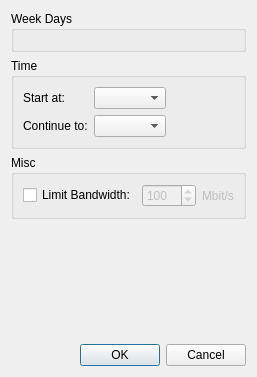
Old version of the form client/src/ui/dialogs/backup_schedule_dialog.ui in the repository networkoptix/nx_open.
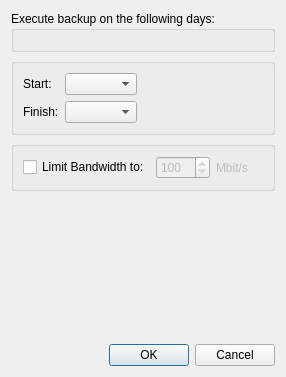
New version of the form.

Commit message:
VMS-1344: Fix strings on Storage management form
<==== Mercurial data ====>
Branch: dev_2.5.0_gui

Diff of the .ui file:
```diff
--- a/client/src/ui/dialogs/backup_schedule_dialog.ui
+++ b/client/src/ui/dialogs/backup_schedule_dialog.ui
@@ -6,7 +6,7 @@
    <rect>
     <x>0</x>
     <y>0</y>
-    <width>229</width>
+    <width>286</width>
     <height>377</height>
    </rect>
   </property>
@@ -17,7 +17,7 @@
    <item>
     <widget class="QGroupBox" name="daysGroupBox">
      <property name="title">
-      <string>Week Days</string>
+      <string>Execute backup on the following days:</string>
      </property>
      <layout class="QVBoxLayout" name="weekDaysLayout"/>
     </widget>
@@ -25,13 +25,13 @@
    <item>
     <widget class="QGroupBox" name="timeGroupBox">
      <property name="title">
-      <string>Time</string>
+      <string/>
      </property>
      <layout class="QFormLayout" name="formLayout">
       <item row="0" column="0">
        <widget class="QLabel" name="label_2">
         <property name="text">
-         <string>Start at:</string>
+         <string>Start:</string>
         </property>
        </widget>
       </item>
@@ -48,7 +48,7 @@
       <item row="1" column="0">
        <widget class="QLabel" name="label_3">
         <property name="text">
-         <string>Continue to:</string>
+         <string>Finish:</string>
         </property>
        </widget>
       </item>
@@ -68,13 +68,13 @@
    <item>
     <widget class="QGroupBox" name="miscGroupBox">
      <property name="title">
-      <string>Misc</string>
+      <string/>
      </property>
      <layout class="QHBoxLayout" name="horizontalLayout_3" stretch="0,0,1">
       <item>
        <widget class="QCheckBox" name="limitBandwithCheckBox">
         <property name="text">
-         <string>Limit Bandwidth:</string>
+         <string>Limit Bandwidth to:</string>
         </property>
        </widget>
       </item>
```
The commit also changes 3 other files.
